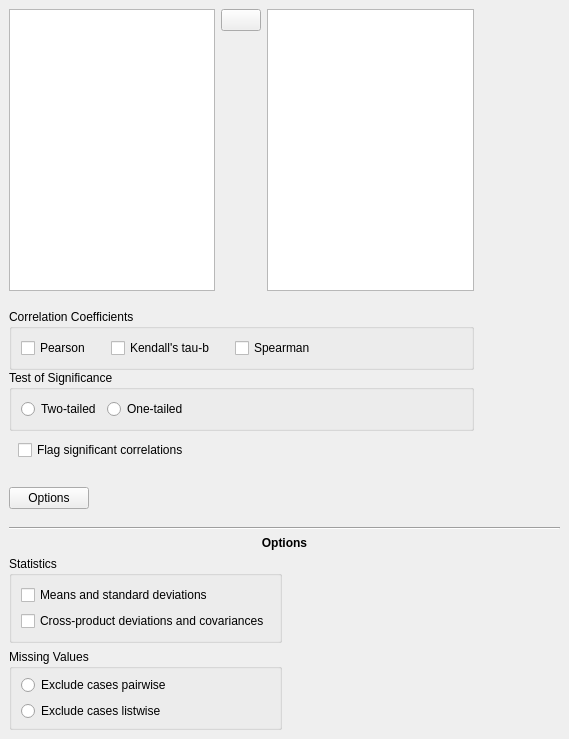
Old version of the form JASP-Desktop/analysisforms/correlationform.ui in the repository jasp-stats/jasp-desktop.
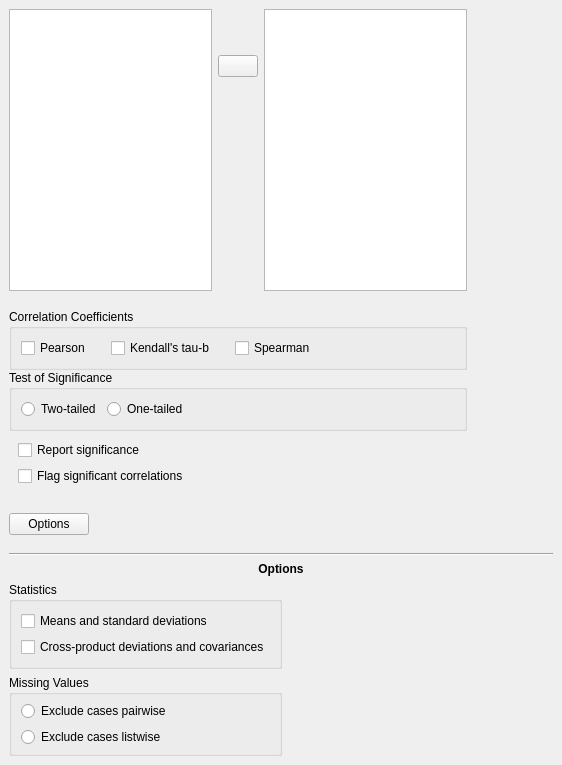
New version of the form. Custom widgets are drawn as their Qt base class.

The edit to the form file:
```diff
--- a/JASP-Desktop/analysisforms/correlationform.ui
+++ b/JASP-Desktop/analysisforms/correlationform.ui
@@ -6,8 +6,8 @@
    <rect>
     <x>0</x>
     <y>0</y>
-    <width>569</width>
-    <height>729</height>
+    <width>562</width>
+    <height>750</height>
    </rect>
   </property>
   <property name="windowTitle">
@@ -38,7 +38,7 @@
       </size>
      </property>
      <layout class="QGridLayout" name="gridLayout_7">
-      <item row="0" column="1">
+      <item row="1" column="1">
        <widget class="AssignButton" name="assignButton">
         <property name="maximumSize">
          <size>
@@ -51,7 +51,7 @@
         </property>
        </widget>
       </item>
-      <item row="1" column="1">
+      <item row="2" column="1">
        <spacer name="verticalSpacer">
         <property name="orientation">
          <enum>Qt::Vertical</enum>
@@ -64,17 +64,17 @@
         </property>
        </spacer>
       </item>
-      <item row="0" column="0" rowspan="2">
-       <widget class="AvailableFieldsListView" name="availableVariables">
-        <property name="maximumSize">
+      <item row="0" column="1">
+       <widget class="QWidget" name="widget" native="true">
+        <property name="minimumSize">
          <size>
-          <width>210</width>
-          <height>16777215</height>
+          <width>0</width>
+          <height>40</height>
          </size>
         </property>
        </widget>
       </item>
-      <item row="0" column="2" rowspan="2">
+      <item row="0" column="2" rowspan="3">
        <widget class="BoundListView" name="variables">
         <property name="maximumSize">
          <size>
@@ -84,6 +84,16 @@
         </property>
        </widget>
       </item>
+      <item row="0" column="0" rowspan="3">
+       <widget class="AvailableFieldsListView" name="availableVariables">
+        <property name="maximumSize">
+         <size>
+          <width>210</width>
+          <height>16777215</height>
+         </size>
+        </property>
+       </widget>
+      </item>
      </layout>
     </widget>
    </item>
@@ -215,13 +225,20 @@
          <property name="leftMargin">
           <number>9</number>
          </property>
-         <item row="0" column="0">
+         <item row="1" column="0">
           <widget class="BoundCheckBox" name="flagSignificant">
            <property name="text">
             <string>Flag significant correlations</string>
            </property>
           </widget>
          </item>
+         <item row="0" column="0">
+          <widget class="BoundCheckBox" name="reportSignificance">
+           <property name="text">
+            <string>Report significance</string>
+           </property>
+          </widget>
+         </item>
         </layout>
        </widget>
       </item>
```
